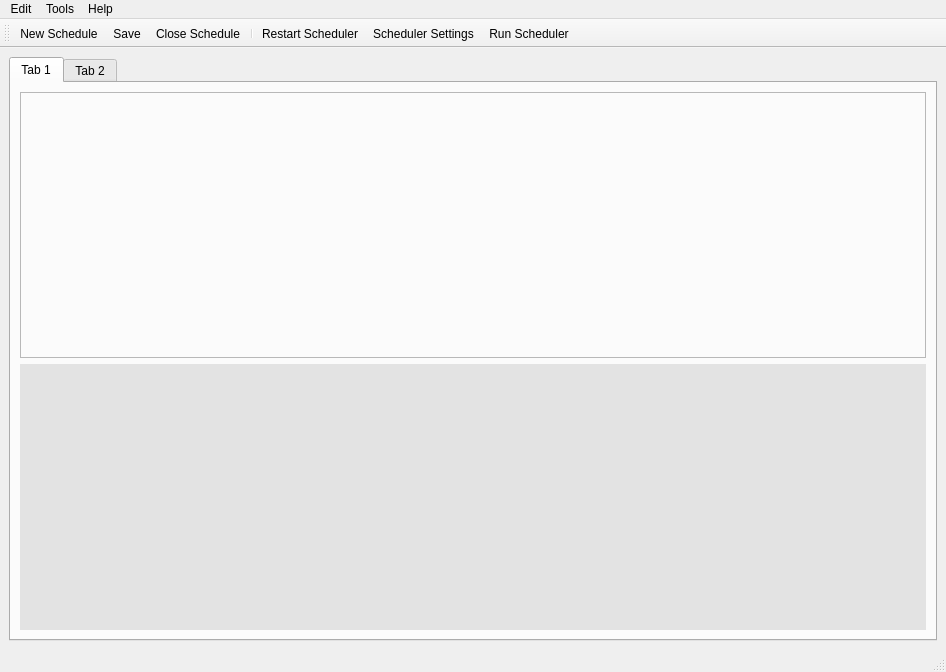
Old version of the form FCheddar/mainwindow.ui in the repository alu0101278919/OS_Project_FCheddar.
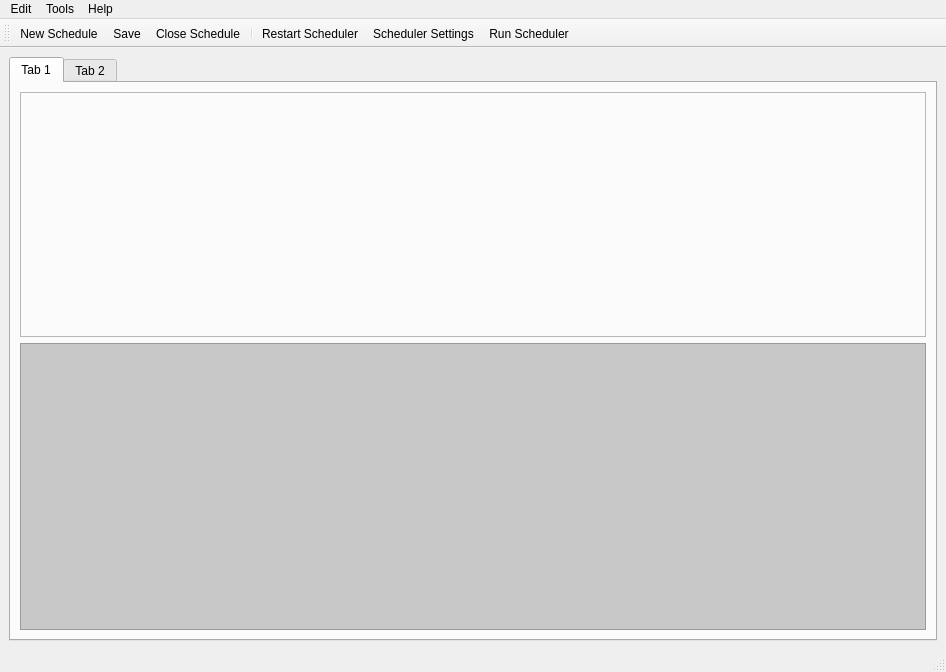
New version of the form. Icons and pictures are not drawn.

What changed in the file:
```diff
--- a/FCheddar/mainwindow.ui
+++ b/FCheddar/mainwindow.ui
@@ -44,7 +44,7 @@
             <rect>
              <x>0</x>
              <y>0</y>
-             <width>881</width>
+             <width>901</width>
              <height>251</height>
             </rect>
            </property>
@@ -53,20 +53,10 @@
          </widget>
         </item>
         <item>
-         <widget class="QLabel" name="console_label">
-          <property name="minimumSize">
-           <size>
-            <width>776</width>
-            <height>242</height>
-           </size>
-          </property>
+         <widget class="QListWidget" name="listWidget">
           <property name="styleSheet">
-           <string notr="true">background-color : #E3E3E3;
-color : black;
-font: 9pt &quot;Consolas&quot;;</string>
-          </property>
-          <property name="text">
-           <string/>
+           <string notr="true">font: 9pt &quot;Consolas&quot;;
+background-color: rgb(200, 200, 200);</string>
           </property>
          </widget>
         </item>
```
Left out of the diff: 6 changed lines with no effect on the pictures.
